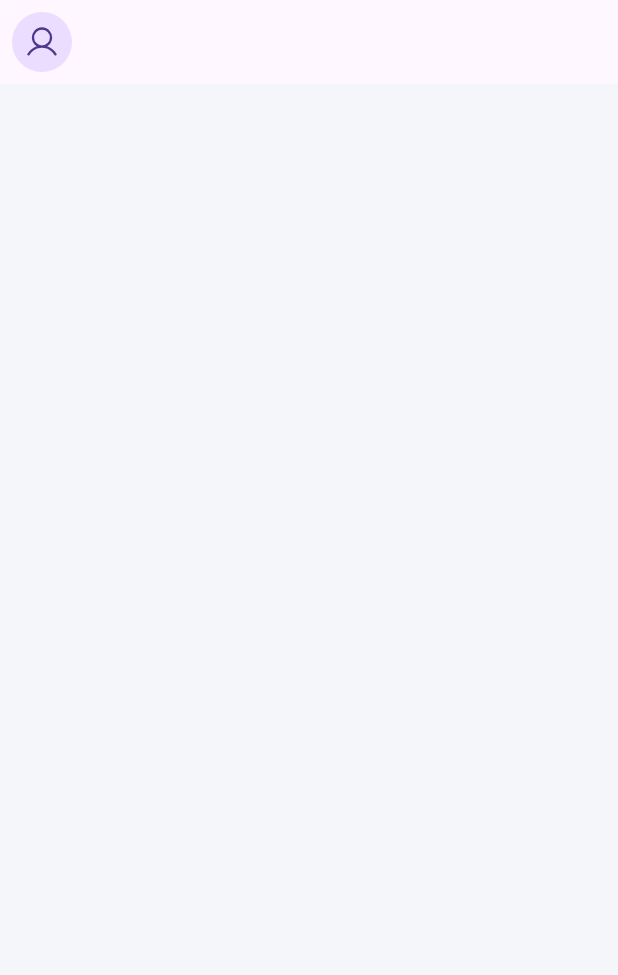
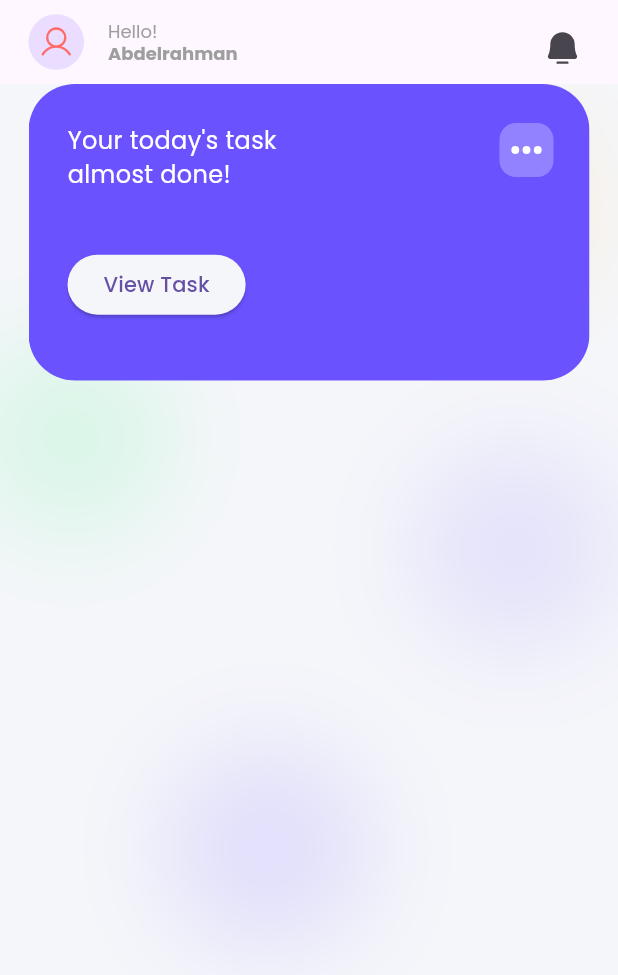
Before and after one commit to Abdelrahman2335/daily_activity, a Flutter app: the screen it shows after launch, after a tap on "Let's Start", on a phone screen of 412 x 824 dp. Shown: the top 975 px of the screen. Run offline on Flutter 3.47's test engine with Material 3 defaults, Android fonts, the phone set to English and light mode, and no system bars; our stand-ins replace google_fonts, phosphor_flutter.

Commit message:
Extracting the background, working on the home page

```diff
--- a/lib/app/core/constants/app_text_styles.dart
+++ b/lib/app/core/constants/app_text_styles.dart
@@ -18,7 +18,7 @@ class AppTextStyles {
   static const body = TextStyle(
     fontSize: 16,
     fontWeight: FontWeight.normal,
-    color: AppColors.textSecondary,
+    color: AppColors.card,
   );
 
   static const small = TextStyle(
@@ -26,5 +26,10 @@ class AppTextStyles {
     fontWeight: FontWeight.w400,
     color: AppColors.textSecondary,
 
+  ); static const smallBold = TextStyle(
+    fontSize: 12,
+    fontWeight: FontWeight.bold,
+    color: AppColors.textSecondary,
+
   );
 }
--- a/lib/app/presentation/pages/home_page.dart
+++ b/lib/app/presentation/pages/home_page.dart
@@ -1,5 +1,9 @@
+import 'package:daily_activity/app/core/constants/app_text_styles.dart';
+import 'package:daily_activity/app/presentation/widgets/app_background.dart';
 import 'package:flutter/material.dart';
 import 'package:phosphor_flutter/phosphor_flutter.dart';
+
+import '../../core/constants/app_colors.dart';
 
 class HomePage extends StatefulWidget {
   const HomePage({super.key});
@@ -13,15 +17,101 @@ class _HomePageState extends State<HomePage> {
   Widget build(BuildContext context) {
     return Scaffold(
       appBar: AppBar(
-        actions: [],
+        title: const Column(
+          crossAxisAlignment: CrossAxisAlignment.start,
+          children: [
+            Text(
+              "Hello!",
+              style: AppTextStyles.small,
+            ),
+            Text(
+              "Abdelrahman",
+              style: AppTextStyles.smallBold,
+            ),
+          ],
+        ),
         leading: Padding(
-          padding: const EdgeInsets.all(8.0),
+          padding: const EdgeInsets.only(left: 19),
           child: CircleAvatar(
-            // TODO Add user image
-
-            child: Icon(PhosphorIcons.user()),
+            child: Icon(
+              PhosphorIcons.user(),
+              color: AppColors.accentPink,
+            ),
           ),
         ),
+        actions: [
+          InkWell(
+              onTap: () {},
+              child: Icon(
+                PhosphorIcons.bellSimple(PhosphorIconsStyle.fill),
+                size: 26,
+              ))
+        ],
+        actionsPadding: EdgeInsets.only(right: 24, top: 8),
+      ),
+      body: AppBackground(
+        children: [
+          CustomScrollView(
+            slivers: [
+              SliverAppBar(
+                backgroundColor: Colors.transparent,
+                pinned: true,
+                stretch: true,
+                clipBehavior: Clip.antiAlias,
+                automaticallyImplyLeading: false,
+
+                // clipBehavior: Clip.hardEdge,
+
+                expandedHeight: MediaQuery.of(context).size.height * 0.24,
+
+                flexibleSpace: FlexibleSpaceBar(
+                    background: ClipRRect(
+                  borderRadius: BorderRadius.vertical(
+                    bottom: Radius.circular(31),
+                    top: Radius.circular(31),
+                  ),
+                  child: Container(
+                    color: AppColors.primary,
+                    child: Stack(children: [
+                      Positioned(
+                        top: 26,
+                        left: 26,
+                        child: Text(
+                          "Your today's task\nalmost done!",
+                          style: AppTextStyles.body,
+                        ),
+                      ),
+                      Positioned(
+                        bottom: 40,
+                        left: 26,
+                        child: ElevatedButton(
+                          onPressed: () {},
+                          style: ElevatedButton.styleFrom(
+                              backgroundColor: AppColors.background),
+                          child: Text("View Task"),
+                        ),
+                      ),
+                      Positioned(
+                          top: 26,
+                          right: 24,
+                          child: Container(
+                            decoration: BoxDecoration(
+                              borderRadius: BorderRadius.circular(11),
+                              color: AppColors.card.withAlpha(70),
+
+                            ),
+                            width: 36,
+                            height: 36,
+                            child: Icon(PhosphorIcons.dotsThreeOutline(
+                                PhosphorIconsStyle.fill),color: AppColors.card,),
+                          ))
+                    ]),
+                  ),
+                )),
+              )
+            ],
+          ),
+        ],
       ),
     );
   }
--- a/lib/app/presentation/pages/welcome_page.dart
+++ b/lib/app/presentation/pages/welcome_page.dart
@@ -1,10 +1,9 @@
 import 'package:daily_activity/app/core/constants/app_colors.dart';
 import 'package:daily_activity/app/core/constants/app_text_styles.dart';
 import 'package:daily_activity/app/presentation/pages/home_page.dart';
+import 'package:daily_activity/app/presentation/widgets/app_background.dart';
 import 'package:flutter/material.dart';
 import 'package:phosphor_flutter/phosphor_flutter.dart';
-
-import '../widgets/blurred_circle.dart';
 
 class WelcomePage extends StatelessWidget {
   const WelcomePage({super.key});
@@ -12,74 +11,30 @@ class WelcomePage extends StatelessWidget {
   @override
   Widget build(BuildContext context) {
     return Scaffold(
-        body: SizedBox.expand(
-      child: Stack(
+      body: AppBackground(children: [
+        Padding(
+          padding: const EdgeInsets.only( top: 29),
+          child: Column(
+            mainAxisAlignment: MainAxisAlignment.center,
             children: [
-          // Top blur circle
-          Positioned(
-            top: 70,
-            right: 60,
-            child: BlurredCircle(
-              color: AppColors.secondary.withAlpha(46),
-              size: 24,
-            ),
-          ),
-
-          // Bottom blur circle
-          Positioned(
-            top: 240,
-            left: 30,
-            child: BlurredCircle(
-              color: AppColors.backgroundEffect.withAlpha(46),
-              size: 19,
-            ),
-          ),Positioned(
-            top: 500,
-            left: 150,
-            child: BlurredCircle(
-              color: AppColors.primary.withAlpha(36),
-              size: 19,
-            ),
-          ),Positioned(
-            top: 300,
-            right: 40,
-            child: BlurredCircle(
-              color: AppColors.primary.withAlpha(30),
-              size: 19,
-            ),
-          ),
-
-          Positioned(
-            top: 170,
-            right: 50,
-            left: 50,
-            child: Image.asset(
+              Image.asset(
                 "assets/welcome photo.png",
               ),
+              Text("Task Management &\n To-Do List",
+                  textAlign: TextAlign.center,
+                  style: AppTextStyles.headingLarge),
+              SizedBox(
+                height: 24,
               ),
-          Positioned(
-            right: 24,
-            left: 24,
-            top: 500,
-            child: Text("Task Management & To-Do List",
-                textAlign: TextAlign.center, style: AppTextStyles.headingLarge),
-          ),
-
-          Positioned(
-            right: 24,
-            left: 24,
-            bottom: 160,
-            child: Text(
+              Text(
                 "This productive tool is designed to help you better manage your task project-wise conveniently!",
                 textAlign: TextAlign.center,
                 style: AppTextStyles.small,
               ),
+              const SizedBox(
+                height: 64,
               ),
-          Positioned(
-            bottom: 63,
-            left: 24,
-            right: 24,
-            child: SizedBox(
+              SizedBox(
                 width: double.infinity,
                 height: 54,
                 child: ElevatedButton(
@@ -88,11 +43,13 @@ class WelcomePage extends StatelessWidget {
                       shape: RoundedRectangleBorder(
                         borderRadius: BorderRadius.circular(19), // pill shape
                       ),
-                    padding: EdgeInsets.symmetric(horizontal: 24, vertical: 16),
+                      padding:
+                          EdgeInsets.symmetric(horizontal: 24, vertical: 16),
                       elevation: 4,
                     ),
                     onPressed: () {
-                    Navigator.push(context, MaterialPageRoute(builder: (ctx)=> HomePage()));
+                      Navigator.push(context,
+                          MaterialPageRoute(builder: (ctx) => HomePage()));
                     },
                     child: Center(
                       child: Stack(
@@ -108,7 +65,8 @@ class WelcomePage extends StatelessWidget {
                             right: 9,
                             child: Center(
                               child: Icon(
-                              PhosphorIcons.arrowRight(PhosphorIconsStyle.fill),
+                                PhosphorIcons.arrowRight(
+                                    PhosphorIconsStyle.fill),
                                 color: Colors.white,
                                 size: 24,
                               ),
@@ -117,10 +75,11 @@ class WelcomePage extends StatelessWidget {
                         ],
                       ),
                     )),
-            ),
               )
             ],
           ),
-    ));
+        ),
+      ]),
+    );
   }
 }
--- /dev/null
+++ b/lib/app/presentation/widgets/app_background.dart
@@ -0,0 +1,62 @@
+import 'package:flutter/material.dart';
+
+import '../../core/constants/app_colors.dart';
+import 'blurred_circle.dart';
+
+class AppBackground extends StatelessWidget {
+  const AppBackground({super.key, required this.children, this.addPadding = true});
+
+  final List<Widget> children;
+  final bool addPadding;
+
+  @override
+  Widget build(BuildContext context) {
+    return SizedBox.expand(
+
+      child:  Padding(
+        padding: addPadding == true? const EdgeInsets.symmetric(horizontal: 19): EdgeInsets.zero,
+        child: Stack(
+          children: [
+            // Top blur circle
+            Positioned(
+              top: 70,
+              right: 60,
+              child: BlurredCircle(
+                color: AppColors.secondary.withAlpha(46),
+                size: 24,
+              ),
+            ),
+
+            // Bottom blur circle
+            Positioned(
+              top: 226,
+              left: 19,
+              child: BlurredCircle(
+                color: AppColors.backgroundEffect.withAlpha(39),
+                size: 19,
+              ),
+            ),
+            Positioned(
+              top: 500,
+              left: 150,
+              child: BlurredCircle(
+                color: AppColors.primary.withAlpha(36),
+                size: 19,
+              ),
+            ),
+            Positioned(
+              top: 300,
+              right: 40,
+              child: BlurredCircle(
+                color: AppColors.primary.withAlpha(30),
+                size: 19,
+              ),
+            ),
+
+            for (Widget i in children) i
+          ],
+        ),
+      ),
+    );
+  }
+}
--- a/lib/main.dart
+++ b/lib/main.dart
@@ -15,10 +15,12 @@ class MyApp extends StatelessWidget {
   Widget build(BuildContext context) {
     return MaterialApp(
       title: 'Flutter TODO App',
+      debugShowCheckedModeBanner: false,
       theme: ThemeData(
         scaffoldBackgroundColor: AppColors.background,
         fontFamily: GoogleFonts.poppins().fontFamily,
         useMaterial3: true,
+
       ),
       home: WelcomePage(),
     );
```
Also changed, not shown: 4 other files. Lines whose indentation alone changed are shown as unchanged.
